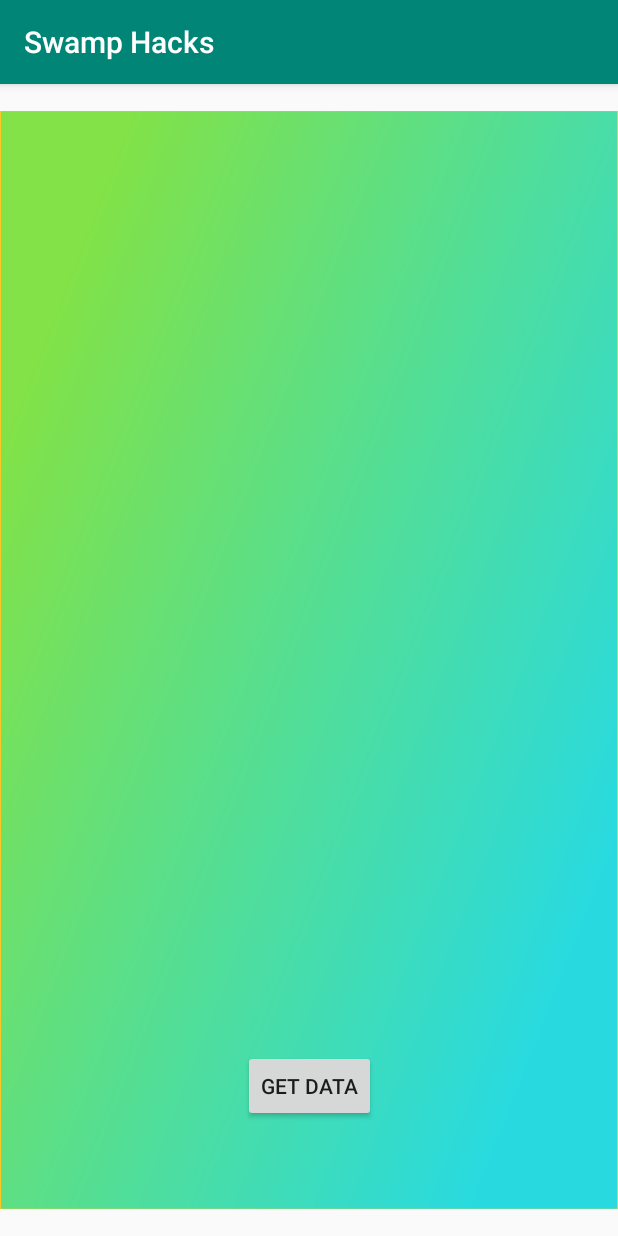
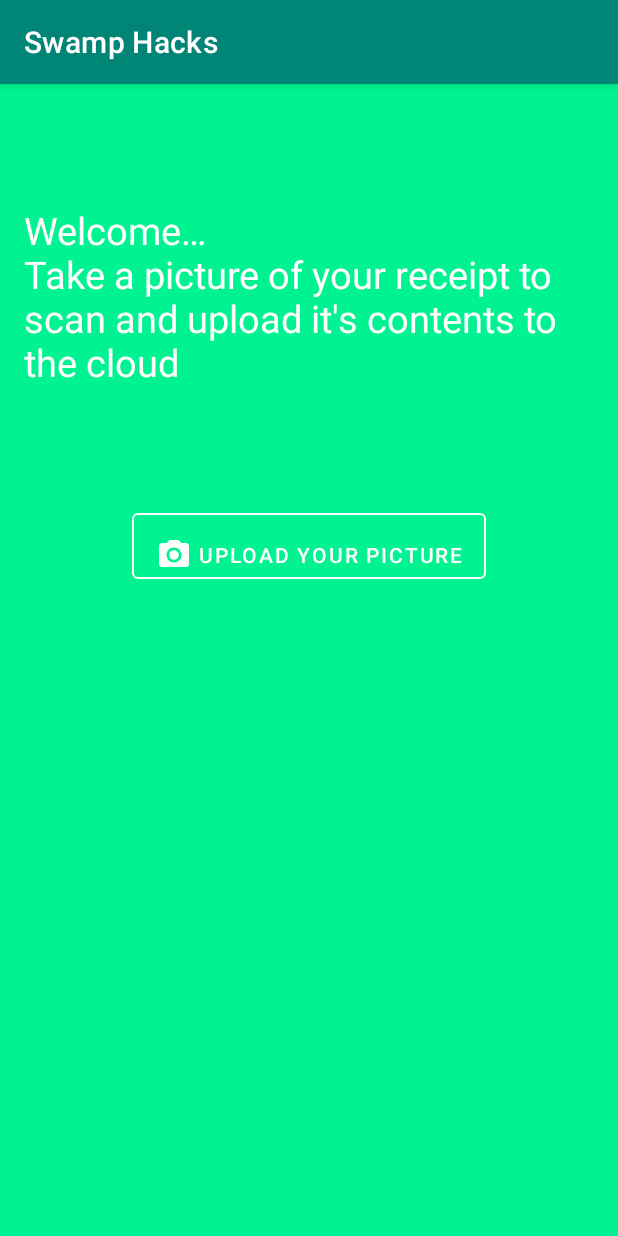
Before and after one commit to emeruvia/SwampHacks, an Android app: the screen it shows after launch (MainActivity), on a phone screen of 412 x 824 dp. Run offline under Robolectric (Android 15) with nearby library versions, the phone set to English and light mode, and no system bars; libraries missing offline, so code that uses them is left out: com.google.firebase.ml.

Commit message:
Update UI

```diff
--- a/android-app/app/build.gradle
+++ b/android-app/app/build.gradle
@@ -29,6 +29,9 @@ dependencies {
   implementation 'com.android.support.constraint:constraint-layout:1.1.3'
   implementation 'com.squareup.retrofit2:retrofit:2.5.0'
 
+  // Material
+  implementation 'com.android.support:design:28.0.0'
+
   // Lottie
   implementation 'com.airbnb.android:lottie:2.5.0'
 
--- a/android-app/app/src/main/java/com/swamphacks/MainActivity.kt
+++ b/android-app/app/src/main/java/com/swamphacks/MainActivity.kt
@@ -1,27 +1,25 @@
 package com.swamphacks
 
-import android.content.Context
 import android.graphics.BitmapFactory
 import android.support.v7.app.AppCompatActivity
 import android.os.Bundle
 import android.util.Log
 import android.view.View
-import android.widget.ImageView
 import android.widget.Toast
-import com.airbnb.lottie.LottieAnimationView
-import com.google.firebase.FirebaseApp
 import com.google.firebase.ml.vision.FirebaseVision
 import com.google.firebase.ml.vision.common.FirebaseVisionImage
 
 class MainActivity : AppCompatActivity() {
 
-  lateinit var image: ImageView
 
   override fun onCreate(savedInstanceState: Bundle?) {
     super.onCreate(savedInstanceState)
     setContentView(R.layout.activity_main)
-    image = findViewById(R.id.main_iv)
-    image.setImageResource(R.drawable.receipt2)
+  }
+
+  fun uploadButton(view: View) {
+    Toast.makeText(this, "Clicked", Toast.LENGTH_SHORT)
+        .show()
   }
 
   fun recognizeBtn(view: View) {
--- /dev/null
+++ b/android-app/app/src/main/res/drawable/ic_camera.xml
@@ -0,0 +1,6 @@
+<vector android:height="24dp" android:tint="#FFFFFF"
+    android:viewportHeight="24.0" android:viewportWidth="24.0"
+    android:width="24dp" xmlns:android="http://schemas.android.com/apk/res/android">
+    <path android:fillColor="#FF000000" android:pathData="M12,12m-3.2,0a3.2,3.2 0,1 1,6.4 0a3.2,3.2 0,1 1,-6.4 0"/>
+    <path android:fillColor="#FF000000" android:pathData="M9,2L7.17,4L4,4c-1.1,0 -2,0.9 -2,2v12c0,1.1 0.9,2 2,2h16c1.1,0 2,-0.9 2,-2L22,6c0,-1.1 -0.9,-2 -2,-2h-3.17L15,2L9,2zM12,17c-2.76,0 -5,-2.24 -5,-5s2.24,-5 5,-5 5,2.24 5,5 -2.24,5 -5,5z"/>
+</vector>
--- a/android-app/app/src/main/res/layout/activity_main.xml
+++ b/android-app/app/src/main/res/layout/activity_main.xml
@@ -5,48 +5,57 @@
     xmlns:tools="http://schemas.android.com/tools"
     android:layout_width="match_parent"
     android:layout_height="match_parent"
+    android:background="#00f390"
     tools:context=".MainActivity"
     >
+  <!--<com.airbnb.lottie.LottieAnimationView-->
+  <!--android:id="@+id/animation_view"-->
+  <!--android:layout_width="match_parent"-->
+  <!--android:layout_height="match_parent"-->
+  <!--app:lottie_autoPlay="true"-->
+  <!--app:lottie_loop="true"-->
+  <!--app:lottie_rawRes="@raw/gradient_animated_background"-->
+  <!--tools:layout_editor_absoluteX="0dp"-->
+  <!--tools:layout_editor_absoluteY="0dp"-->
+  <!--/>-->
 
-  <ImageView
-      android:id="@+id/main_iv"
+
+  <TextView
+      android:id="@+id/welcome_tv"
       android:layout_width="match_parent"
-      android:layout_height="match_parent"
-      android:layout_marginBottom="200dp"
-      android:layout_marginEnd="40dp"
-      android:layout_marginStart="40dp"
-      android:layout_marginTop="60dp"
-      android:background="@color/colorAccent"
-      app:layout_constraintBottom_toBottomOf="parent"
-      app:layout_constraintLeft_toLeftOf="parent"
-      app:layout_constraintRight_toRightOf="parent"
+      android:layout_height="200dp"
+      android:text="@string/welcome_text"
+      android:textSize="25sp"
+      android:textColor="#fff"
+      android:paddingStart="16dp"
+      android:paddingEnd="16dp"
+      android:textAlignment="textStart"
+      app:layout_constraintStart_toStartOf="parent"
+      app:layout_constraintEnd_toEndOf="parent"
       app:layout_constraintTop_toTopOf="parent"
+      android:layout_marginTop="80dp"
       />
 
-  <Button
-      android:id="@+id/data_btn"
+  <!--<com.google.android.material.button.MaterialButton-->
+      <!--android:id="@+id/material_text_button"-->
+      <!--style="@style/Widget.MaterialComponents.Button.OutlinedButton"-->
+      <!--android:layout_width="wrap_content"-->
+      <!--android:layout_height="wrap_content"-->
+      <!--android:text="@string/outlined_button_label_enabled"/>-->
+
+  <android.support.design.button.MaterialButton
+      android:id="@+id/upload_btn"
+      style="@style/BorderlessTheme"
+      app:icon="@drawable/ic_camera"
+      android:onClick="uploadButton"
       android:layout_width="wrap_content"
       android:layout_height="wrap_content"
-      android:onClick="recognizeBtn"
-      android:text="Get Data"
-      app:layout_constraintBottom_toBottomOf="parent"
+      app:layout_constraintStart_toStartOf="parent"
       app:layout_constraintEnd_toEndOf="parent"
-      app:layout_constraintStart_toStartOf="parent"
-      app:layout_constraintTop_toBottomOf="@id/main_iv"
+      android:text="@string/upload_btn"
+      app:layout_constraintTop_toBottomOf="@id/welcome_tv"
+      android:paddingTop="16dp"
       />
 
-  <com.airbnb.lottie.LottieAnimationView
-      app:layout_constraintTop_toTopOf="parent"
-      app:layout_constraintBottom_toBottomOf="parent"
-      app:layout_constraintStart_toStartOf="parent"
-      app:layout_constraintEnd_toEndOf="parent"
-      android:id="@+id/animation_view"
-      android:layout_width="wrap_content"
-      android:layout_height="wrap_content"
 
-      app:lottie_autoPlay="true"
-      app:lottie_rawRes="@raw/gradient_animated_background"
-
-      app:lottie_loop="true"
-      />
 </android.support.constraint.ConstraintLayout>
--- a/android-app/app/src/main/res/values/strings.xml
+++ b/android-app/app/src/main/res/values/strings.xml
@@ -1,3 +1,5 @@
 <resources>
-    <string name="app_name">Swamp Hacks</string>
+  <string name="app_name">Swamp Hacks</string>
+  <string name="welcome_text">Welcome…\nTake a picture of your receipt to scan and upload it\'s contents to the cloud</string>
+  <string name="upload_btn">Upload your picture</string>
 </resources>
--- a/android-app/app/src/main/res/values/styles.xml
+++ b/android-app/app/src/main/res/values/styles.xml
@@ -1,11 +1,17 @@
 <resources>
 
     <!-- Base application theme. -->
-    <style name="AppTheme" parent="Theme.AppCompat.Light.DarkActionBar">
+    <style name="AppTheme" parent="Theme.MaterialComponents.Light.DarkActionBar">
         <!-- Customize your theme here. -->
         <item name="colorPrimary">@color/colorPrimary</item>
         <item name="colorPrimaryDark">@color/colorPrimaryDark</item>
         <item name="colorAccent">@color/colorAccent</item>
     </style>
 
+    <style name="BorderlessTheme" parent="Widget.MaterialComponents.Button.OutlinedButton">
+        <item name="android:textColor">#ffffff</item>
+        <item name="strokeColor">#ffffff</item>
+        <item name="iconTint">#ffffff</item>
+    </style>
+
 </resources>
```
